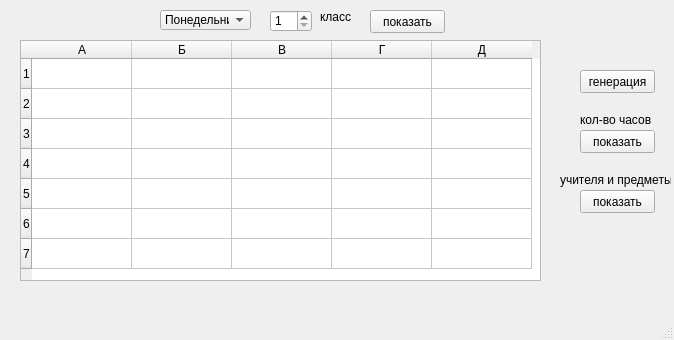
This is main.ui in Kamikaze800/shedule as Qt 5 draws it before an edit. The edited form follows.
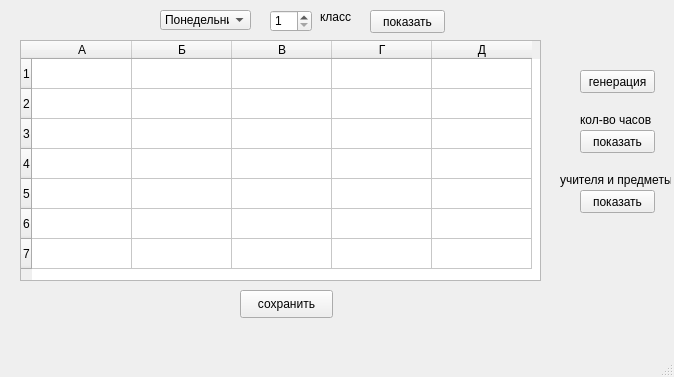
This is the edited form.

What changed in the file:
```diff
--- a/main.ui
+++ b/main.ui
@@ -7,7 +7,7 @@
     <x>0</x>
     <y>0</y>
     <width>674</width>
-    <height>340</height>
+    <height>377</height>
    </rect>
   </property>
   <property name="windowTitle">
@@ -246,6 +246,19 @@
      <string>учителя и предметы</string>
     </property>
    </widget>
+   <widget class="QPushButton" name="save_table_btn">
+    <property name="geometry">
+     <rect>
+      <x>240</x>
+      <y>290</y>
+      <width>93</width>
+      <height>28</height>
+     </rect>
+    </property>
+    <property name="text">
+     <string>сохранить</string>
+    </property>
+   </widget>
   </widget>
   <widget class="QMenuBar" name="menubar">
    <property name="geometry">
```
Left out of the diff: 2 changed lines with no effect on the pictures.
